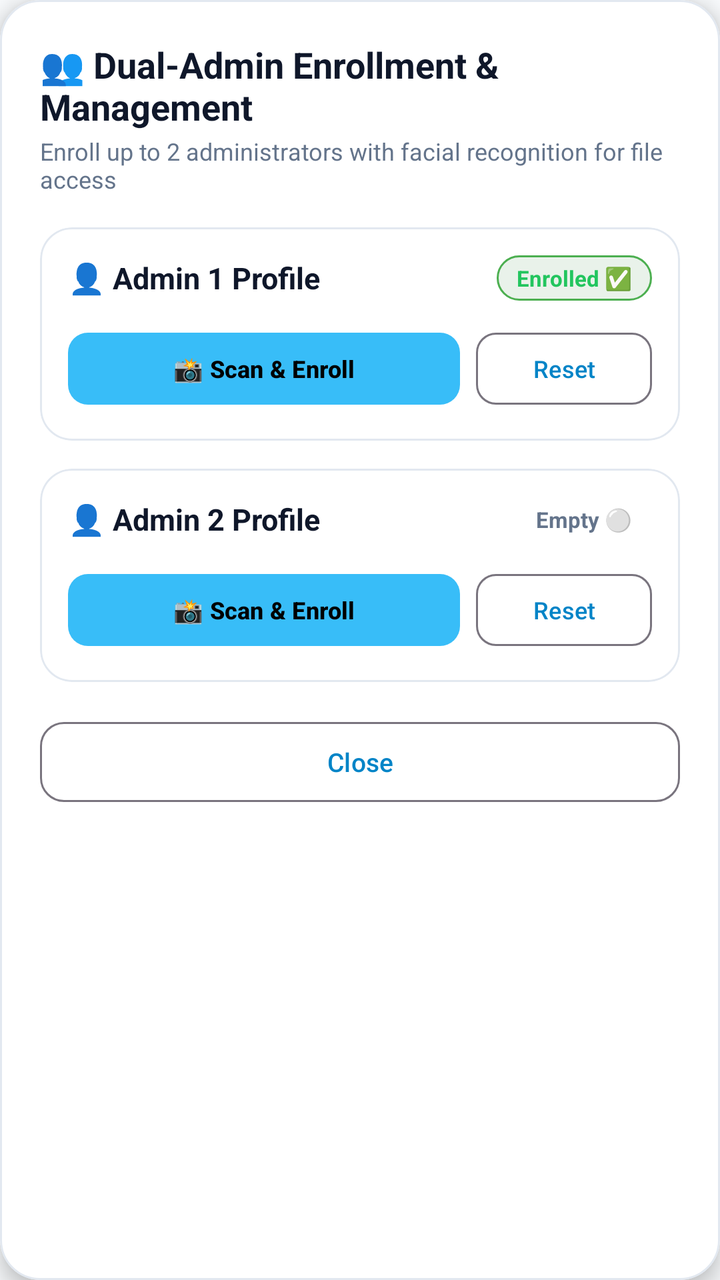
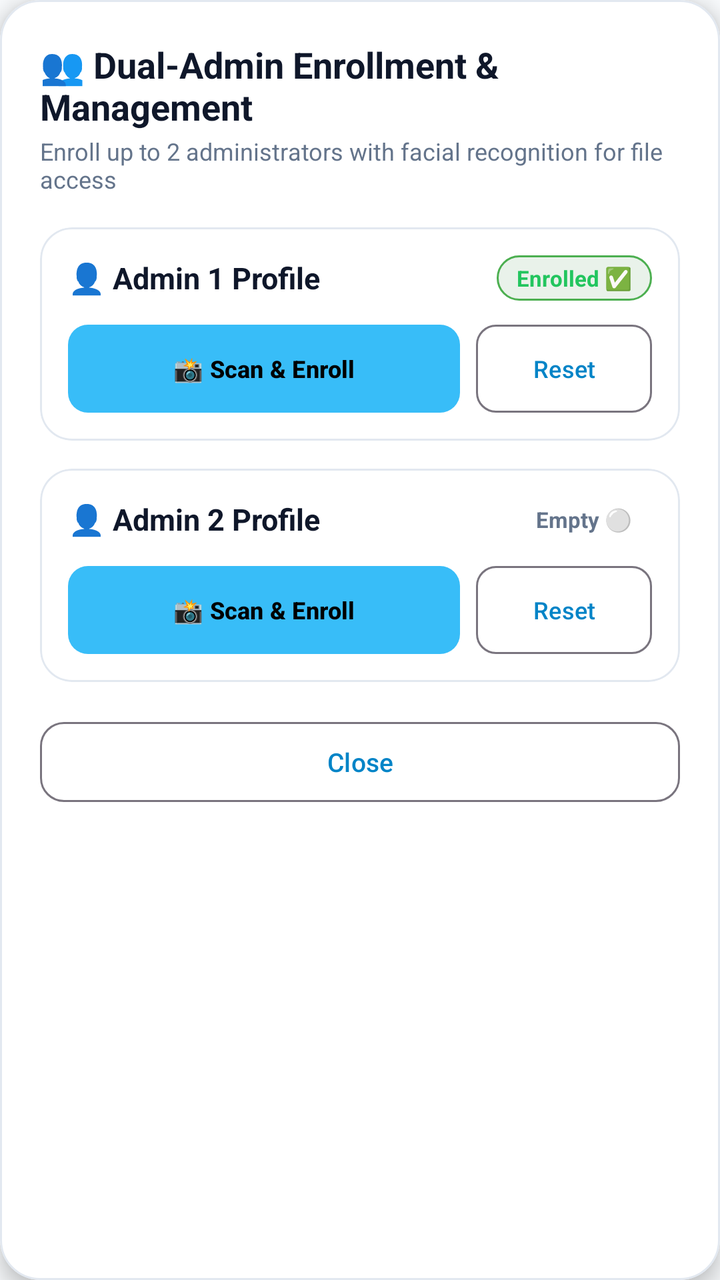

Before-and-after screenshots of an Android layout around one commit, followed by the original layout XML and the change that was made.
<!-- AndroidManifest.xml: application theme Theme.HoneyfileSecurity -->
<!-- res/layout/dialog_admin_management.xml -->
<?xml version="1.0" encoding="utf-8"?>
<com.google.android.material.card.MaterialCardView xmlns:android="http://schemas.android.com/apk/res/android"
    xmlns:app="http://schemas.android.com/apk/res-auto"
    android:layout_width="match_parent"
    android:layout_height="wrap_content"
    android:layout_margin="16dp"
    app:cardBackgroundColor="?attr/appCardColor"
    app:cardCornerRadius="20dp"
    app:cardElevation="6dp"
    app:strokeColor="?attr/appCardStrokeColor"
    app:strokeWidth="1dp">

    <LinearLayout
        android:layout_width="match_parent"
        android:layout_height="wrap_content"
        android:orientation="vertical"
        android:padding="20dp">

        <TextView
            android:layout_width="wrap_content"
            android:layout_height="wrap_content"
            android:text="👥 Dual-Admin Enrollment &amp; Management"
            android:textColor="?attr/appTextColorPrimary"
            android:textSize="18sp"
            android:textStyle="bold" />

        <TextView
            android:layout_width="wrap_content"
            android:layout_height="wrap_content"
            android:text="Enroll up to 2 administrators with facial recognition for file access"
            android:textColor="?attr/appTextColorSecondary"
            android:textSize="12sp"
            android:layout_marginTop="2dp"
            android:layout_marginBottom="16dp" />

        
        <com.google.android.material.card.MaterialCardView
            android:layout_width="match_parent"
            android:layout_height="wrap_content"
            android:layout_marginBottom="14dp"
            app:cardBackgroundColor="?attr/appCardColor"
            app:cardCornerRadius="16dp"
            app:cardElevation="0dp"
            app:strokeColor="?attr/appCardStrokeColor"
            app:strokeWidth="1dp">

            <LinearLayout
                android:layout_width="match_parent"
                android:layout_height="wrap_content"
                android:orientation="vertical"
                android:padding="14dp">

                <LinearLayout
                    android:layout_width="match_parent"
                    android:layout_height="wrap_content"
                    android:orientation="horizontal"
                    android:gravity="center_vertical">

                    <LinearLayout
                        android:layout_width="0dp"
                        android:layout_height="wrap_content"
                        android:layout_weight="1"
                        android:orientation="vertical">

                        <TextView
                            android:layout_width="wrap_content"
                            android:layout_height="wrap_content"
                            android:text="👤 Admin 1 Profile"
                            android:textColor="?attr/appTextColorPrimary"
                            android:textSize="15sp"
                            android:textStyle="bold" />

                        <TextView
                            android:id="@+id/tvAdmin1Email"
                            android:layout_width="wrap_content"
                            android:layout_height="wrap_content"
                            android:text="📧 No email registered"
                            android:textColor="?attr/appTextColorSecondary"
                            android:textSize="11sp"
                            android:visibility="gone"
                            android:ellipsize="end"
                            android:maxLines="1"
                            android:layout_marginTop="2dp" />

                    </LinearLayout>

                    <TextView
                        android:id="@+id/tvAdmin1Status"
                        android:layout_width="wrap_content"
                        android:layout_height="wrap_content"
                        android:text="Enrolled ✅"
                        android:textColor="@color/success_green"
                        android:textSize="11sp"
                        android:textStyle="bold"
                        android:paddingHorizontal="10dp"
                        android:paddingVertical="4dp"
                        android:background="@drawable/badge_rounded_green" />

                </LinearLayout>

                <LinearLayout
                    android:layout_width="match_parent"
                    android:layout_height="wrap_content"
                    android:orientation="horizontal"
                    android:layout_marginTop="12dp">

                    <com.google.android.material.button.MaterialButton
                        android:id="@+id/btnEnrollAdmin1"
                        android:layout_width="0dp"
                        android:layout_height="wrap_content"
                        android:minHeight="44dp"
                        android:layout_weight="1"
                        android:text="📸 Scan &amp; Enroll"
                        android:textColor="@color/black"
                        android:textSize="12sp"
                        android:textStyle="bold"
                        app:insetTop="0dp"
                        app:insetBottom="0dp"
                        app:backgroundTint="@color/primary_accent"
                        app:cornerRadius="10dp" />

                    <com.google.android.material.button.MaterialButton
                        android:id="@+id/btnClearAdmin1"
                        style="@style/Widget.Material3.Button.OutlinedButton"
                        android:layout_width="wrap_content"
                        android:layout_height="wrap_content"
                        android:minHeight="44dp"
                        android:layout_marginStart="8dp"
                        android:text="Reset"
                        android:textSize="12sp"
                        app:insetTop="0dp"
                        app:insetBottom="0dp"
                        app:cornerRadius="10dp" />

                </LinearLayout>

            </LinearLayout>
        </com.google.android.material.card.MaterialCardView>

        
        <com.google.android.material.card.MaterialCardView
            android:layout_width="match_parent"
            android:layout_height="wrap_content"
            android:layout_marginBottom="16dp"
            app:cardBackgroundColor="?attr/appCardColor"
            app:cardCornerRadius="16dp"
            app:cardElevation="0dp"
            app:strokeColor="?attr/appCardStrokeColor"
            app:strokeWidth="1dp">

            <LinearLayout
                android:layout_width="match_parent"
                android:layout_height="wrap_content"
                android:orientation="vertical"
                android:padding="14dp">

                <LinearLayout
                    android:layout_width="match_parent"
                    android:layout_height="wrap_content"
                    android:orientation="horizontal"
                    android:gravity="center_vertical">

                    <LinearLayout
                        android:layout_width="0dp"
                        android:layout_height="wrap_content"
                        android:layout_weight="1"
                        android:orientation="vertical">

                        <TextView
                            android:layout_width="wrap_content"
                            android:layout_height="wrap_content"
                            android:text="👤 Admin 2 Profile"
                            android:textColor="?attr/appTextColorPrimary"
                            android:textSize="15sp"
                            android:textStyle="bold" />

                        <TextView
                            android:id="@+id/tvAdmin2Email"
                            android:layout_width="wrap_content"
                            android:layout_height="wrap_content"
                            android:text="📧 No email registered"
                            android:textColor="?attr/appTextColorSecondary"
                            android:textSize="11sp"
                            android:visibility="gone"
                            android:ellipsize="end"
                            android:maxLines="1"
                            android:layout_marginTop="2dp" />

                    </LinearLayout>

                    <TextView
                        android:id="@+id/tvAdmin2Status"
                        android:layout_width="wrap_content"
                        android:layout_height="wrap_content"
                        android:text="Empty ⚪"
                        android:textColor="?attr/appTextColorSecondary"
                        android:textSize="11sp"
                        android:textStyle="bold"
                        android:paddingHorizontal="10dp"
                        android:paddingVertical="4dp" />

                </LinearLayout>

                <LinearLayout
                    android:layout_width="match_parent"
                    android:layout_height="wrap_content"
                    android:orientation="horizontal"
                    android:layout_marginTop="12dp">

                    <com.google.android.material.button.MaterialButton
                        android:id="@+id/btnEnrollAdmin2"
                        android:layout_width="0dp"
                        android:layout_height="wrap_content"
                        android:minHeight="44dp"
                        android:layout_weight="1"
                        android:text="📸 Scan &amp; Enroll"
                        android:textColor="@color/black"
                        android:textSize="12sp"
                        android:textStyle="bold"
                        app:insetTop="0dp"
                        app:insetBottom="0dp"
                        app:backgroundTint="@color/primary_accent"
                        app:cornerRadius="10dp" />

                    <com.google.android.material.button.MaterialButton
                        android:id="@+id/btnClearAdmin2"
                        style="@style/Widget.Material3.Button.OutlinedButton"
                        android:layout_width="wrap_content"
                        android:layout_height="wrap_content"
                        android:minHeight="44dp"
                        android:layout_marginStart="8dp"
                        android:text="Reset"
                        android:textSize="12sp"
                        app:insetTop="0dp"
                        app:insetBottom="0dp"
                        app:cornerRadius="10dp" />

                </LinearLayout>

            </LinearLayout>
        </com.google.android.material.card.MaterialCardView>

        
        <com.google.android.material.button.MaterialButton
            android:id="@+id/btnCloseAdminMgmt"
            style="@style/Widget.Material3.Button.OutlinedButton"
            android:layout_width="match_parent"
            android:layout_height="48dp"
            android:text="Close"
            android:textSize="13sp"
            app:cornerRadius="12dp" />

    </LinearLayout>

</com.google.android.material.card.MaterialCardView>
<!-- resources referenced by this layout -->
<resources>
  <color name="black">#FF000000</color>
  <color name="primary_accent">#38BDF8</color>
  <color name="success_green">#22C55E</color>
  <!-- drawable badge_rounded_green (drawable) -->
  <?xml version="1.0" encoding="utf-8"?>
  <shape xmlns:android="http://schemas.android.com/apk/res/android"
      android:shape="rectangle">
      <solid android:color="#1A2E7D32" />
      <corners android:radius="20dp" />
      <stroke
          android:width="1dp"
          android:color="#4CAF50" />
  </shape>
  <style name="Theme.HoneyfileSecurity" parent="Theme.Material3.DayNight.NoActionBar">
          <item name="colorPrimary">@color/primary_accent_light</item>
          <item name="colorOnPrimary">@color/white</item>
          <item name="colorSecondary">@color/teal_700</item>
          <item name="android:statusBarColor">@color/light_bg</item>
          <item name="android:windowBackground">@color/light_bg</item>
  
          
          <item name="appBackgroundColor">@color/light_bg</item>
          <item name="appCardColor">@color/light_card_bg</item>
          <item name="appCardStrokeColor">@color/light_card_stroke</item>
          <item name="appTextColorPrimary">@color/light_text_primary</item>
          <item name="appTextColorSecondary">@color/light_text_secondary</item>
      </style>
  <color name="primary_accent_light">#0284C7</color>
  <color name="white">#FFFFFFFF</color>
  <color name="teal_700">#FF018786</color>
  <color name="light_bg">#F8FAFC</color>
  <color name="light_card_bg">#FFFFFF</color>
  <color name="light_card_stroke">#E2E8F0</color>
  <color name="light_text_primary">#0F172A</color>
  <color name="light_text_secondary">#64748B</color>
</resources>

<!-- the commit's change to res/layout/dialog_admin_management.xml (unified diff, before → after) -->
@@ -114,8 +114,8 @@
                         android:textColor="@color/black"
                         android:textSize="12sp"
                         android:textStyle="bold"
-                        app:insetTop="0dp"
-                        app:insetBottom="0dp"
+                        android:insetTop="0dp"
+                        android:insetBottom="0dp"
                         app:backgroundTint="@color/primary_accent"
                         app:cornerRadius="10dp" />
 
@@ -128,8 +128,8 @@
                         android:layout_marginStart="8dp"
                         android:text="Reset"
                         android:textSize="12sp"
-                        app:insetTop="0dp"
-                        app:insetBottom="0dp"
+                        android:insetTop="0dp"
+                        android:insetBottom="0dp"
                         app:cornerRadius="10dp" />
 
                 </LinearLayout>
@@ -217,8 +217,8 @@
                         android:textColor="@color/black"
                         android:textSize="12sp"
                         android:textStyle="bold"
-                        app:insetTop="0dp"
-                        app:insetBottom="0dp"
+                        android:insetTop="0dp"
+                        android:insetBottom="0dp"
                         app:backgroundTint="@color/primary_accent"
                         app:cornerRadius="10dp" />
 
@@ -231,8 +231,8 @@
                         android:layout_marginStart="8dp"
                         android:text="Reset"
                         android:textSize="12sp"
-                        app:insetTop="0dp"
-                        app:insetBottom="0dp"
+                        android:insetTop="0dp"
+                        android:insetBottom="0dp"
                         app:cornerRadius="10dp" />
 
                 </LinearLayout>
